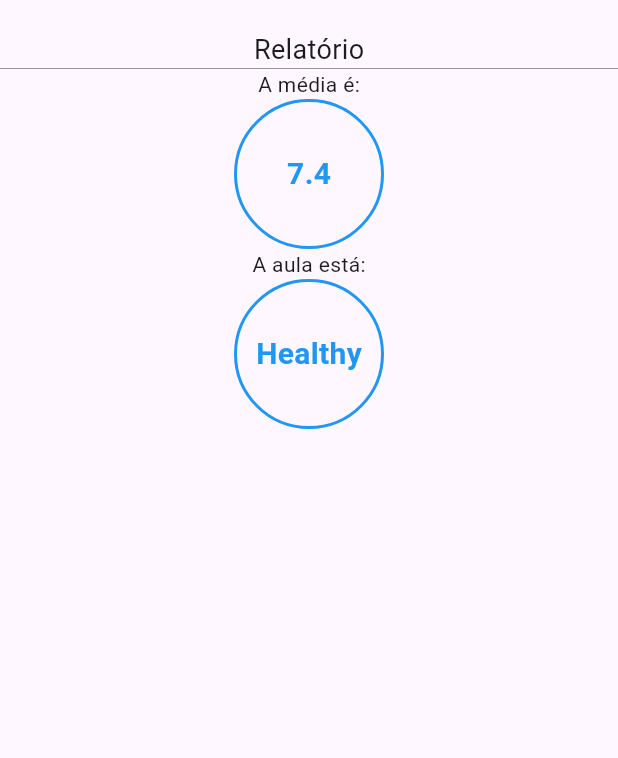
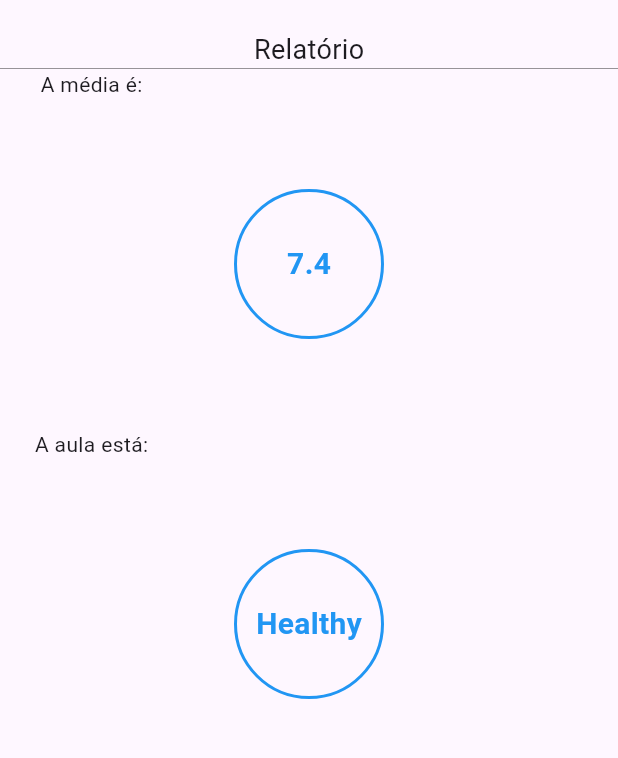
Before and after one commit to thaleslagemann/pgdbapp, a Flutter app: the ReportingPage screen opened directly, on a phone screen of 412 x 824 dp, the part 84-842 px from its top. Run offline on Flutter 3.47's test engine with Material 2 defaults, Android fonts, the phone set to English and light mode, and no system bars.

Commit message:
add paddings

```diff
--- a/lib/report/reporting_page.dart
+++ b/lib/report/reporting_page.dart
@@ -53,18 +53,23 @@ class ReportingPageState extends State<ReportingPage> {
           children: [
           Column(
             mainAxisAlignment: MainAxisAlignment.spaceBetween,
-            //crossAxisAlignment: CrossAxisAlignment.center,
+            crossAxisAlignment: CrossAxisAlignment.center,
             children: [
               Padding(padding: EdgeInsets.only(top: 20.0)),
               Text('Relatório', style: TextStyle(fontSize: 18.0)),
-              //SizedBox(height: 10.0),
               Divider(
                   height: 0,
                   color: Colors.black54,
                   thickness: 0.5,
               ),
-              Text('A média é:'),
-              Container(
+              Padding(
+                padding: EdgeInsets.fromLTRB(10, 0, 300, 0),
+                child: Text('A média é:'),
+              ),
+             Padding(
+                padding: EdgeInsets.fromLTRB(0, 60, 0, 60),
+                child:
+                Container(
                   width: 100.0,
                   height: 100.0,
                   decoration: BoxDecoration(
@@ -73,7 +78,6 @@ class ReportingPageState extends State<ReportingPage> {
                       width: 2.0
                     ),
                     shape: BoxShape.circle,
-
                   ),
                   child: Center(
                       child: Text(
@@ -86,8 +90,15 @@ class ReportingPageState extends State<ReportingPage> {
                       ),
                   ),
                 ),
-              Text('A aula está:'),
-              Container(
+              ),
+              Padding(
+                padding: EdgeInsets.fromLTRB(10, 0, 300, 0),
+                child: Text('A aula está:'),
+              ),
+              Padding(
+                padding: EdgeInsets.fromLTRB(0, 60, 0, 60),
+                child:
+                Container(
                   width: 100.0,
                   height: 100.0,
                   decoration: BoxDecoration(
@@ -113,9 +124,9 @@ class ReportingPageState extends State<ReportingPage> {
                       )
                     )
                   ),
-                ),
-              ]),
-          ]),
-        );
+              )),
+            ]),
+        ]),
+    );
   }
 }
```
